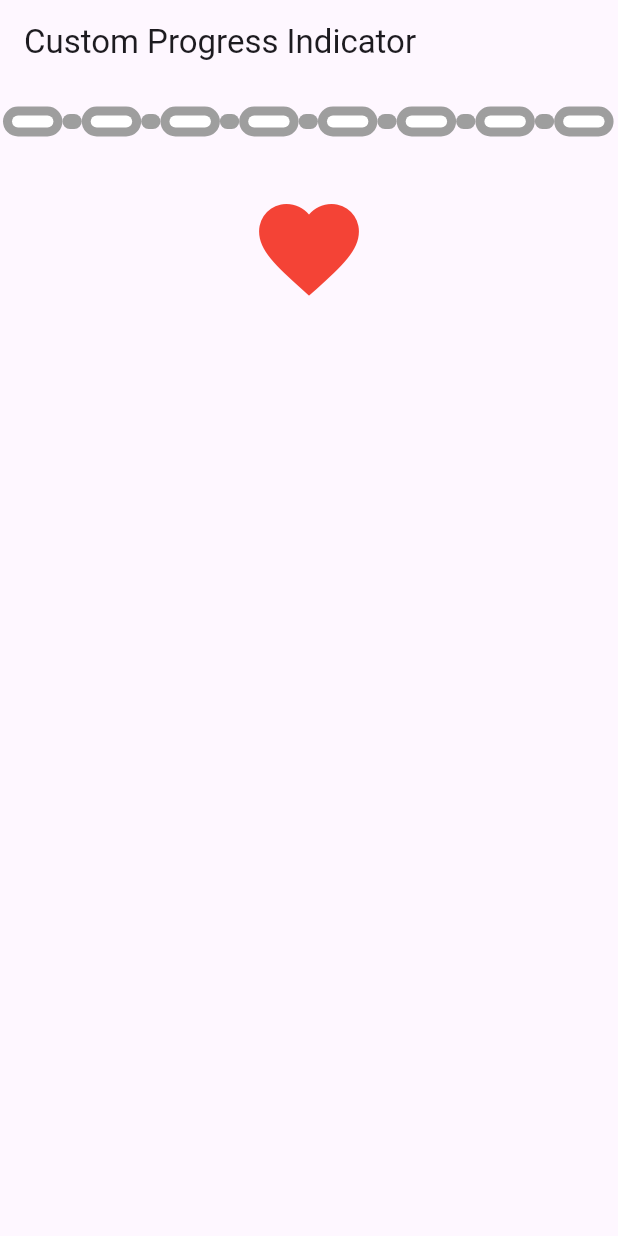
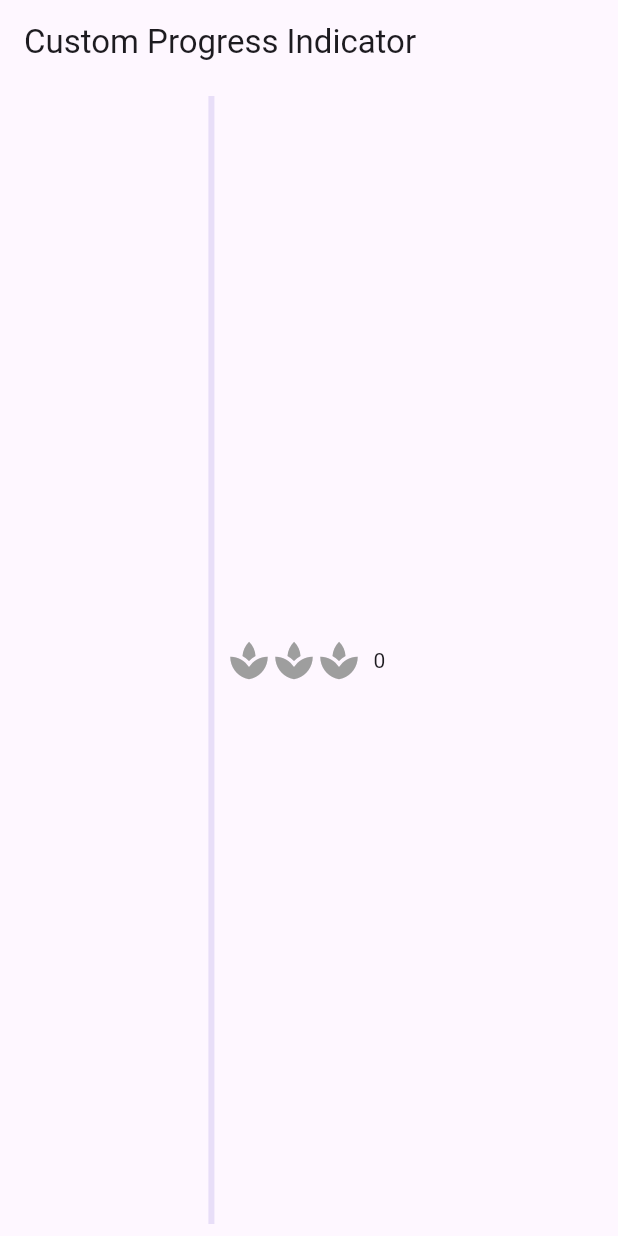
Before and after one commit to jzluci/chain_indicator, a Flutter app: the screen it shows after launch, on a phone screen of 412 x 824 dp. Run offline on Flutter 3.47's test engine with Material 3 defaults, Android fonts, the light colour scheme and no system bars; drawn by our look-alikes of like_button.

Commit message:
working like buttons with progress bar. Needs icon to move with progress bar

```diff
--- a/lib/main.dart
+++ b/lib/main.dart
@@ -1,5 +1,6 @@
 import 'package:flutter/material.dart';
 import 'package:like_button/like_button.dart';
+
 
 void main() {
   runApp(MyApp());
@@ -20,18 +21,13 @@ class MyHomePage extends StatefulWidget {
 }
 
 class _MyHomePageState extends State<MyHomePage> {
+  bool isLiked1 = false;
+  bool isLiked2 = false;
+  bool isLiked3 = false;
   double progress = 0.0;
+  int likeCounter = 0;
+  bool isVisible = false;
 
-  Future<bool> updateProgress(bool isLiked) async{
-    setState(() {
-      progress += 0.25;
-      if (progress > 1.0) {
-        progress = 0.0;
-      }
-    }
-    );
-    return !isLiked;
-  }
 
   @override
   Widget build(BuildContext context) {
@@ -40,32 +36,97 @@ class _MyHomePageState extends State<MyHomePage> {
         title: Text('Custom Progress Indicator'),
       ),
       body: Center(
-        child: Column(
-          //mainAxisAlignment: MainAxisAlignment.center,
+        child: Row(
+          mainAxisAlignment: MainAxisAlignment.center,
           children: [
-            Align(
-              alignment: Alignment.topCenter,
-              child: Padding(
-                padding: const EdgeInsets.only(left:2.0),
-                child: ChainLinkProgressIndicator(progress: progress),
+            Padding(
+              padding: const EdgeInsets.all(8.0),
+              child: RotatedBox(//progress bar
+                  quarterTurns: 3,
+                  child: LinearProgressIndicator(
+                    value: progress,
+                  )
               ),
             ),
-            SizedBox(height: 20),
-            //ElevatedButton(onPressed: updateProgress, child: Text('Click Me')),
             LikeButton(
-              size: 80,
-              onTap: updateProgress,
-              bubblesColor:BubblesColor(
-                dotPrimaryColor: Colors.blueAccent,
-                dotSecondaryColor: Colors.lightBlueAccent,
+              size: 30,
+              isLiked: isLiked1,
+              likeBuilder: (isLiked){
+                final color = isLiked1 ? Colors.blue : Colors.grey;
+                return Icon(Icons.spa, color: color, size: 30,);
+              },
+              onTap: (isLiked) async{
+                isLiked1 = !isLiked1;
+                progress += isLiked1 ? .333333 : -.333333;
+                likeCounter += isLiked1 ? 1 : -1;
+                if(likeCounter != 0){
+                  isVisible = true;
+                }
+                else{
+                  isVisible = false;
+                }
+
+                Future.delayed(Duration(milliseconds: 10)).then((value) => setState(() {}));
+
+                return !isLiked;
+              },
+            ),
+            LikeButton(
+              size: 30,
+              isLiked: isLiked2,
+              likeBuilder: (isLiked){
+                final color = isLiked2 ? Colors.blue : Colors.grey;
+                return Icon(Icons.spa, color: color, size: 30,);
+              },
+              onTap: (isLiked) async{
+                isLiked2 = !isLiked2;
+                progress += isLiked2 ? .333333 : -.333333;
+                likeCounter += isLiked2 ? 1 : -1;
+                if(likeCounter != 0){
+                  isVisible = true;
+                }
+                else{
+                  isVisible = false;
+                }
+
+                Future.delayed(Duration(milliseconds: 10)).then((value) => setState(() {}));
+
+                return !isLiked;
+              },
+            ),
+            LikeButton(
+              size: 30,
+              isLiked: isLiked3,
+              likeBuilder: (isLiked){
+                final color = isLiked3 ? Colors.blue : Colors.grey;
+                return Icon(Icons.spa, color: color, size: 30,);
+              },
+              onTap: (isLiked) async{
+                isLiked3 = !isLiked3;
+                progress += isLiked3 ? .333333 : -.333333;
+                likeCounter += isLiked3 ? 1 : -1;
+                if(likeCounter != 0){
+                  isVisible = true;
+                }
+                else{
+                  isVisible = false;
+                }
+
+                Future.delayed(Duration(milliseconds: 10)).then((value) => setState(() {}));
+
+                return !isLiked;
+              },
+            ),
+            Padding(
+              padding: const EdgeInsets.all(8.0),
+              child: Text(likeCounter.toString()),
+            ),
+            Padding(
+              padding: const EdgeInsets.all(8.0),
+              child: Visibility(
+                visible: isVisible,
+                child: Text("See Profile")
               ),
-              likeBuilder: (bool isLiked) {
-                return Icon(
-                  Icons.favorite,
-                  color: Colors.red,
-                  size: 80,
-                );
-              },
             ),
           ],
         ),
@@ -73,107 +134,3 @@ class _MyHomePageState extends State<MyHomePage> {
     );
   }
 }
-
-class ChainLinkProgressIndicator extends StatelessWidget {
-  final double progress;
-
-  ChainLinkProgressIndicator({required this.progress});
-
-  @override
-  Widget build(BuildContext context) {
-    return Container(
-      height: 50,
-      child: Row(
-        children: [
-          for (int i = 0; i < 8; i++)
-            Row(
-              children: [
-                ChainLink(
-                  filled: i < (progress * 8).floor(),
-                ),
-                OvalSpacer(
-                  filled: i < (progress * 8).floor(),
-                  visible: i < 7,
-
-                )
-              ],
-            ),
-        ],
-      ),
-    );
-  }
-}
-
-class OvalSpacer extends StatelessWidget {
-  final bool visible;
-  final bool filled;
-
-  OvalSpacer({required this.visible, required this.filled});
-
-  @override
-  Widget build(BuildContext context) {
-    return Visibility(
-      visible: visible,
-      child: Container(
-        width: MediaQuery.of(context).size.width / 32 ,
-        height: 10,
-        child: AnimatedContainer(
-          duration: Duration(milliseconds: 150),
-          curve: Curves.linear,
-          decoration: BoxDecoration(
-            borderRadius: BorderRadius.circular(5),
-            color: filled ? Colors.blue : Colors.grey,
-          ),
-        ),
-      ),
-    );
-  }
-}
-
-
-class ChainLink extends StatelessWidget {
-  final bool filled;
-
-  ChainLink({required this.filled});
-
-  @override
-  Widget build(BuildContext context) {
-    return Container(
-      width: MediaQuery.sizeOf(context).width / 10.4,
-      height: 20,
-      //margin: EdgeInsets.symmetric(horizontal: 5),
-      decoration: BoxDecoration(
-        color: Colors.transparent, // Make the outer part transparent
-      ),
-      child: Stack(
-        children: [
-          // Outer part with rounded corners
-          AnimatedContainer(
-            duration: Duration(milliseconds: 150),
-            curve: Curves.linear,
-            width: MediaQuery.sizeOf(context).width / 10.4,
-            height: 20,
-            decoration: BoxDecoration(
-              color: filled ? Colors.blue : Colors.grey,
-              borderRadius: BorderRadius.circular(10),
-            ),
-          ),
-          // Inner part to make the center transparent
-          Padding(
-            padding: const EdgeInsets.all(6.0),
-            child: AnimatedContainer(
-              duration: Duration(milliseconds: 150),
-              curve: Curves.linear,
-              width: (MediaQuery.sizeOf(context).width / 10.4) - 10,
-              height: 15,
-              decoration: BoxDecoration(
-                color: Colors.white,
-                borderRadius: BorderRadius.circular(10)
-              ),
-            ),
-          ),
-        ],
-      ),
-    );
-  }
-}
```
